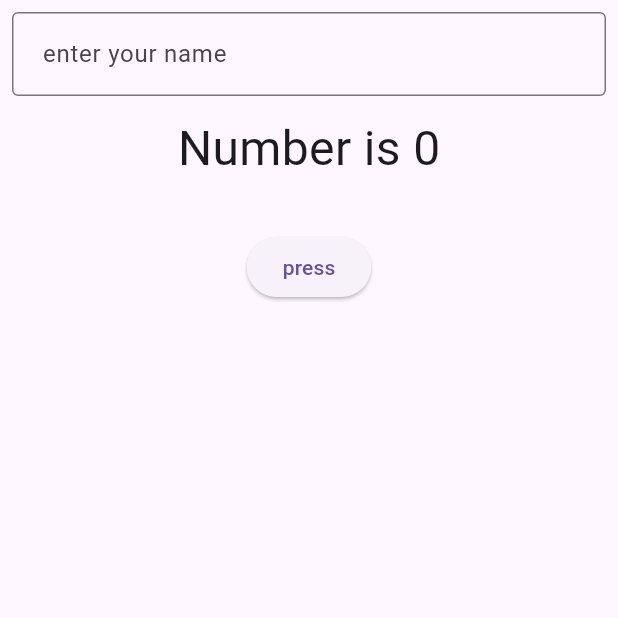
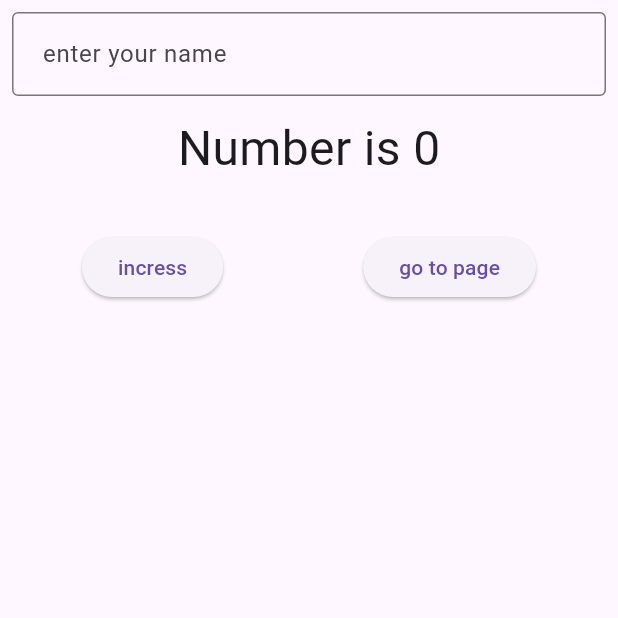
Before and after one commit to ivxsm/Flutter-Uni-Learning-, a Flutter app: the screen it shows after launch, on a phone screen of 412 x 824 dp, the top half of it. Run offline on Flutter 3.47's test engine with Material 3 defaults, Android fonts, the phone set to English and light mode, and no system bars.

Commit message:
Add functionality to increment counter and navigate to info page with user input

```diff
--- a/day6/lib/Pages/intro_page.dart
+++ b/day6/lib/Pages/intro_page.dart
@@ -1,6 +1,8 @@
+import 'package:day6/Pages/info.dart';
 import 'package:flutter/material.dart';
 
 int counter = 0;
+
 // ignore: camel_case_types
 class intro_page extends StatefulWidget {
   const intro_page({super.key});
@@ -10,29 +12,45 @@ class intro_page extends StatefulWidget {
 }
 
 class _intro_pageState extends State<intro_page> {
+  TextEditingController nameController = TextEditingController();
   @override
   Widget build(BuildContext context) {
-    return  Scaffold(
-      // appBar: AppBar(
-      //   backgroundColor: Colors.amberAccent,
-      // ),
+    return Scaffold(
       body: SafeArea(
         child: Padding(
           padding: const EdgeInsets.all(8.0),
           child: Column(
             children: [
-               const TextField(
-                decoration: InputDecoration(
+              TextField(
+                controller: nameController,
+                decoration: const InputDecoration(
                     border: OutlineInputBorder(), hintText: " enter your name"),
               ),
-               const SizedBox( height: 12),
-              Text("Number is $counter" , style: const TextStyle(fontSize: 32),),
-             const  SizedBox( height: 32),
-              ElevatedButton(onPressed: (){
-                setState(() {
-                    counter++;
-                });
-              }, child: const Text("press"))
+              const SizedBox(height: 12),
+              Text(
+                "Number is $counter",
+                style: const TextStyle(fontSize: 32),
+              ),
+              const SizedBox(height: 32),
+              Row(
+                mainAxisAlignment: MainAxisAlignment.spaceAround,
+                children: [
+                  ElevatedButton(
+                      onPressed: () {
+                        setState(() {
+                          counter++;
+                        });
+                      },
+                      child: const Text("incress")),
+                      ElevatedButton(
+                      onPressed: () {
+                        Navigator.push(context, MaterialPageRoute(builder: (context)=>  Info(name: nameController.text)));
+                        setState(() {});
+                      },
+                      child: const Text("go to page")),
+                ],
+              ),
+
             ],
           ),
         ),
--- a/day6/lib/main.dart
+++ b/day6/lib/main.dart
@@ -12,6 +12,7 @@ class MainApp extends StatelessWidget {
   @override
   Widget build(BuildContext context) {
     return const MaterialApp(
+      debugShowCheckedModeBanner: false,
       home: intro_page(),
     );
   }
```
Also changed, not shown: day6/lib/Pages/info.dart (added, +75 -0 lines).
